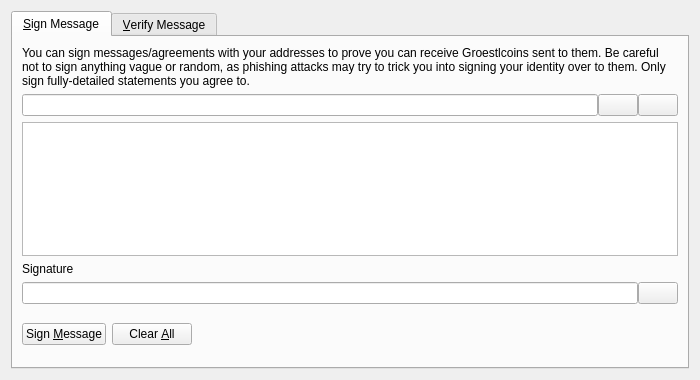
xshard/Shard, file src/qt/forms/signverifymessagedialog.ui: the form before one commit.
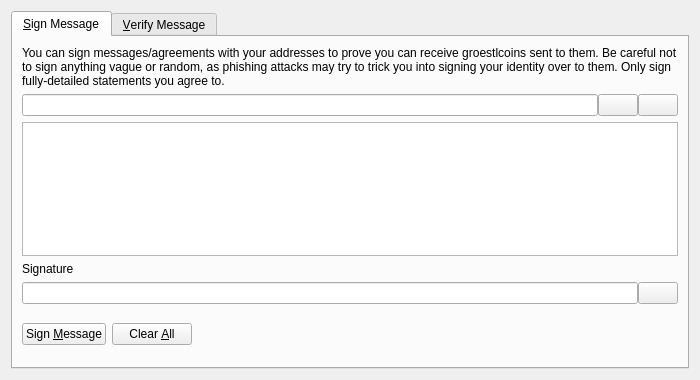
The form after the commit. Icons and pictures are not drawn. Custom widgets are drawn as their Qt base class.

Commit message: Fix localized string

What changed in the file:
```diff
--- a/src/qt/forms/signverifymessagedialog.ui
+++ b/src/qt/forms/signverifymessagedialog.ui
@@ -30,7 +30,7 @@
        <item>
         <widget class="QLabel" name="infoLabel_SM">
          <property name="text">
-          <string>You can sign messages/agreements with your addresses to prove you can receive Groestlcoins sent to them. Be careful not to sign anything vague or random, as phishing attacks may try to trick you into signing your identity over to them. Only sign fully-detailed statements you agree to.</string>
+          <string>You can sign messages/agreements with your addresses to prove you can receive groestlcoins sent to them. Be careful not to sign anything vague or random, as phishing attacks may try to trick you into signing your identity over to them. Only sign fully-detailed statements you agree to.</string>
          </property>
          <property name="textFormat">
           <enum>Qt::PlainText</enum>
```
